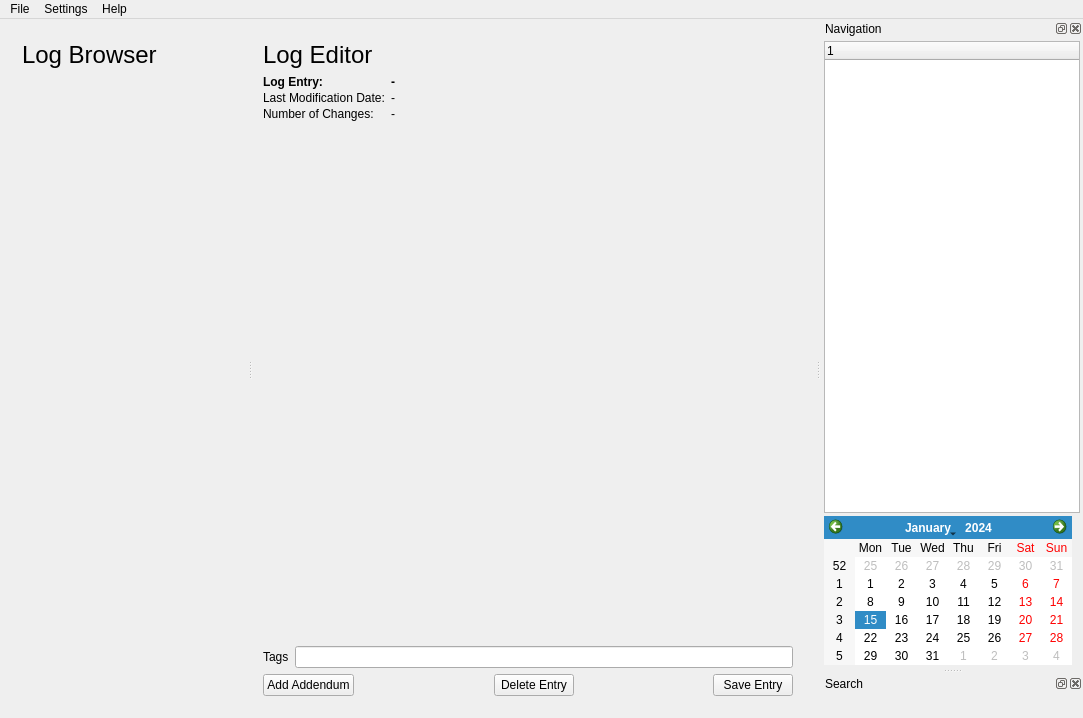
Before: the Qt Designer form PyLogBookWindow.ui in redeyedvireo/PyLogBook, drawn with Qt 5.
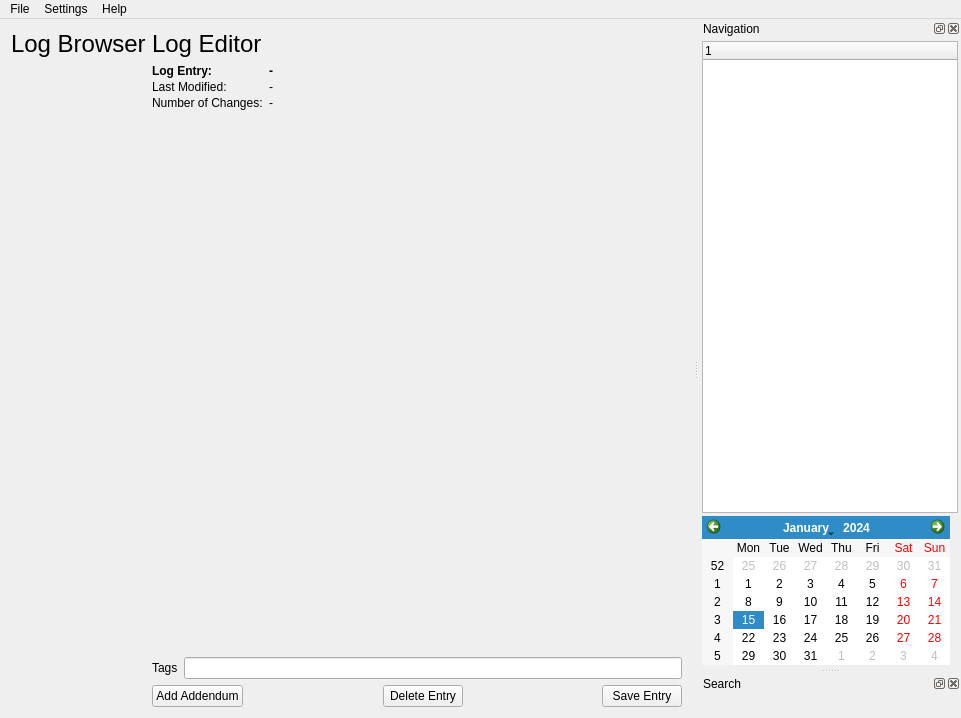
After: the same form once the commit is applied. Custom widgets are drawn as their Qt base class.

```diff
--- a/PyLogBookWindow.ui
+++ b/PyLogBookWindow.ui
@@ -6,7 +6,7 @@
    <rect>
     <x>0</x>
     <y>0</y>
-    <width>1083</width>
+    <width>961</width>
     <height>718</height>
    </rect>
   </property>
@@ -14,13 +14,8 @@
    <string>PyLogBook</string>
   </property>
   <widget class="QWidget" name="centralWidget">
-   <layout class="QVBoxLayout" name="verticalLayout_4">
+   <layout class="QHBoxLayout" name="horizontalLayout_3">
     <item>
-     <widget class="QSplitter" name="splitter">
-      <property name="orientation">
-       <enum>Qt::Horizontal</enum>
-      </property>
-      <widget class="QWidget" name="layoutWidget">
        <layout class="QVBoxLayout" name="verticalLayout">
         <item>
          <widget class="QLabel" name="label_2">
@@ -42,11 +37,12 @@
             <verstretch>1</verstretch>
            </sizepolicy>
           </property>
+        <layout class="QVBoxLayout" name="verticalLayout_4"/>
          </widget>
         </item>
        </layout>
-      </widget>
-      <widget class="QWidget" name="layoutWidget1">
+    </item>
+    <item>
        <layout class="QVBoxLayout" name="verticalLayout_2">
         <item>
          <widget class="QLabel" name="label_3">
@@ -94,7 +90,7 @@
           <item row="1" column="0">
            <widget class="QLabel" name="lastModificationDateLabel_2">
             <property name="text">
-             <string>Last Modification Date:</string>
+           <string>Last Modified:</string>
             </property>
            </widget>
           </item>
@@ -197,8 +193,6 @@
          </layout>
         </item>
        </layout>
-      </widget>
-     </widget>
     </item>
    </layout>
   </widget>
@@ -207,7 +201,7 @@
     <rect>
      <x>0</x>
      <y>0</y>
-     <width>1083</width>
+     <width>961</width>
      <height>21</height>
     </rect>
    </property>
@@ -364,6 +358,25 @@
   </action>
  </widget>
  <layoutdefault spacing="6" margin="11"/>
+ <customwidgets>
+  <customwidget>
+   <class>RichTextEditWidget</class>
+   <extends>QWidget</extends>
+   <header>RichTextEdit</header>
+   <container>1</container>
+  </customwidget>
+  <customwidget>
+   <class>CCalendar</class>
+   <extends>QCalendarWidget</extends>
+   <header>ccalendar</header>
+  </customwidget>
+  <customwidget>
+   <class>LogBrowser</class>
+   <extends>QWidget</extends>
+   <header>logbrowser</header>
+   <container>1</container>
+  </customwidget>
+ </customwidgets>
  <resources>
   <include location="PyLogBook.qrc"/>
  </resources>
```
Left out of the diff: 10 changed lines with no effect on the pictures. Lines whose indentation alone changed are shown as unchanged.
